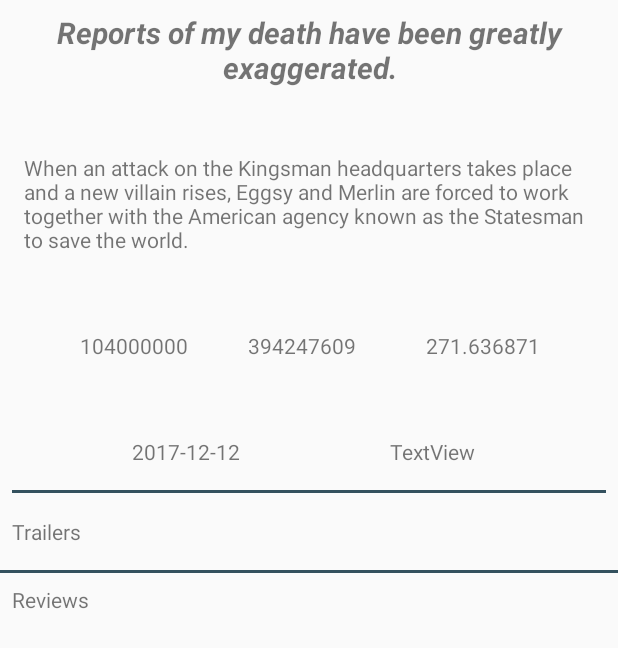
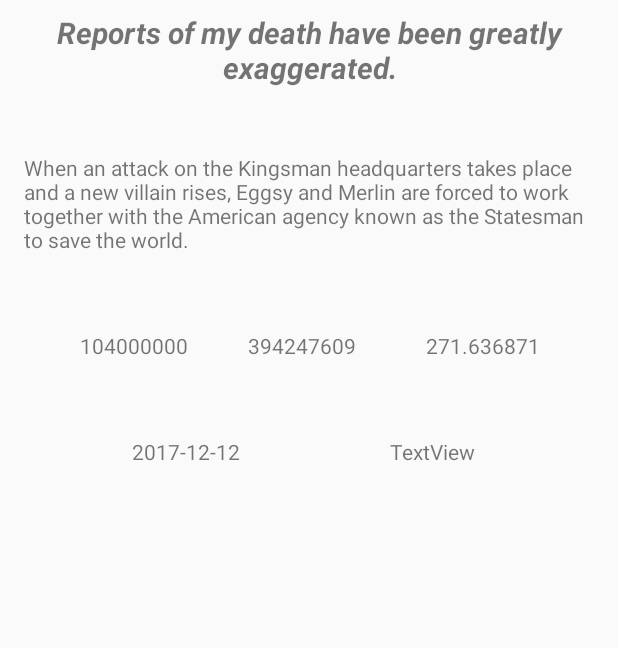
Before and after one commit to ASheler/Flicks, an Android app: the layout movie_detail.xml on its own in the app's theme, with its tools: preview values and no code run, on a phone screen of 412 x 824 dp. Shown: the top 648 px of the screen. Run offline under Robolectric (Android 15) with nearby library versions, the phone set to English and light mode, and no system bars.

Commit message:
UI tweaks

```diff
--- a/app/src/main/java/com/glaserproject/flicks/RvAdapter/TrailersAdapter.java
+++ b/app/src/main/java/com/glaserproject/flicks/RvAdapter/TrailersAdapter.java
@@ -27,7 +27,7 @@ public class TrailersAdapter extends RecyclerView.Adapter<TrailersAdapter.Traile
 
     //click Interface
     public interface TrailersAdapterOnClickHandler {
-        void onClick(String videoKey);
+        void onTrailerClick(String videoKey);
     }
 
 
@@ -80,7 +80,7 @@ public class TrailersAdapter extends RecyclerView.Adapter<TrailersAdapter.Traile
         @Override
         public void onClick(View v) {
             int adapterPosition = getAdapterPosition();
-            mClickHandler.onClick(mTrailers[adapterPosition].getKey());
+            mClickHandler.onTrailerClick(mTrailers[adapterPosition].getKey());
         }
     }
 }
--- a/app/src/main/res/layout/movie_detail.xml
+++ b/app/src/main/res/layout/movie_detail.xml
@@ -166,6 +166,7 @@
         android:layout_height="2dp"
         android:layout_marginEnd="8dp"
         android:layout_marginStart="8dp"
+        android:visibility="invisible"
         android:layout_marginTop="16dp"
         android:background="@color/colorPrimaryDark"
         app:layout_constraintEnd_toEndOf="parent"
@@ -173,9 +174,10 @@
         app:layout_constraintTop_toBottomOf="@+id/voteAverage_tv" />
 
     <TextView
-        android:id="@+id/trailers_label"
+        android:id="@+id/trailers_label_tv"
         android:layout_width="wrap_content"
         android:layout_height="wrap_content"
+        android:visibility="invisible"
         android:layout_marginStart="8dp"
         android:layout_marginTop="16dp"
         android:text="@string/trailers_label_text"
@@ -191,7 +193,7 @@
         android:layout_marginTop="8dp"
         app:layout_constraintEnd_toEndOf="parent"
         app:layout_constraintStart_toStartOf="parent"
-        app:layout_constraintTop_toBottomOf="@+id/trailers_label">
+        app:layout_constraintTop_toBottomOf="@+id/trailers_label_tv">
 
     </android.support.v7.widget.RecyclerView>
 
@@ -201,19 +203,20 @@
         android:layout_height="2dp"
         android:layout_marginTop="8dp"
         android:background="@color/colorPrimaryDark"
+        android:visibility="invisible"
         app:layout_constraintEnd_toEndOf="parent"
         app:layout_constraintHorizontal_bias="0.0"
         app:layout_constraintStart_toStartOf="parent"
         app:layout_constraintTop_toBottomOf="@+id/trailers_rv" />
 
     <TextView
-        android:id="@+id/reviews_label"
+        android:id="@+id/reviews_label_tv"
         android:layout_width="wrap_content"
         android:layout_height="wrap_content"
         android:layout_marginStart="8dp"
         android:layout_marginTop="8dp"
         android:text="@string/reviews_label_text"
-        android:visibility="visible"
+        android:visibility="invisible"
         app:layout_constraintStart_toStartOf="parent"
         app:layout_constraintTop_toBottomOf="@+id/line2" />
 
@@ -226,7 +229,7 @@
         android:layout_marginTop="16dp"
         app:layout_constraintEnd_toEndOf="parent"
         app:layout_constraintStart_toStartOf="parent"
-        app:layout_constraintTop_toBottomOf="@+id/reviews_label" />
+        app:layout_constraintTop_toBottomOf="@+id/reviews_label_tv" />
 
 
 </android.support.constraint.ConstraintLayout>
```
Also changed, not shown: app/src/main/java/com/glaserproject/flicks/DetailActivity.java (+10 -1 lines).
